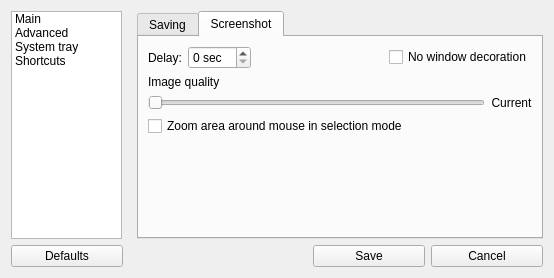
Before: the Qt Designer form src/core/ui/configwidget.ui in lubuntu-team/screengrab-packaging, drawn with Qt 5.
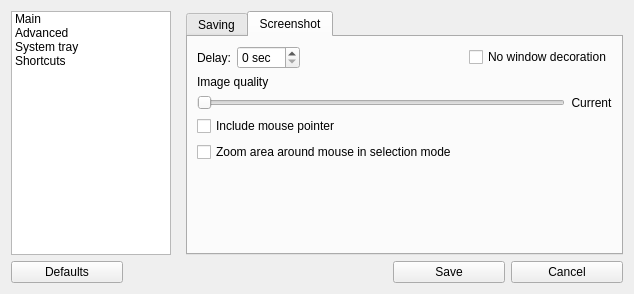
After: the same form once the commit is applied. The open tabs and pages were chosen to show the change. Custom widgets are drawn as their Qt base class.

What changed in the file:
```diff
--- a/src/core/ui/configwidget.ui
+++ b/src/core/ui/configwidget.ui
@@ -6,8 +6,8 @@
    <rect>
     <x>0</x>
     <y>0</y>
-    <width>554</width>
-    <height>278</height>
+    <width>634</width>
+    <height>294</height>
    </rect>
   </property>
   <property name="minimumSize">
@@ -368,6 +368,13 @@
                </item>
               </layout>
              </item>
+             <item>
+              <widget class="QCheckBox" name="cbxIncludeCursor">
+               <property name="text">
+                <string>Include mouse pointer</string>
+               </property>
+              </widget>
+             </item>
              <item>
               <widget class="QCheckBox" name="checkZommMouseArea">
                <property name="text">
```
Left out of the diff: 2 changed lines with no effect on the pictures.
